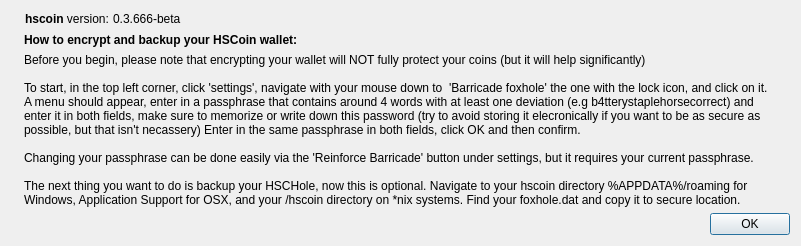
This is src/qt/forms/protectionTutDialog.ui in hscoin/hashcoin as Qt 5 draws it before an edit. The edited form follows.
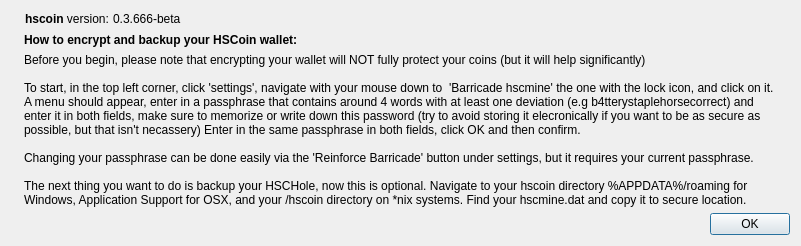
This is the edited form. Icons and pictures are not drawn.

```diff
--- a/src/qt/forms/protectionTutDialog.ui
+++ b/src/qt/forms/protectionTutDialog.ui
@@ -115,7 +115,7 @@
        <property name="text">
         <string>Before you begin, please note that encrypting your wallet will NOT fully protect your coins (but it will help significantly)
 
-To start, in the top left corner, click 'settings', navigate with your mouse down to  'Barricade foxhole' the one with the lock icon, and click on it.
+To start, in the top left corner, click 'settings', navigate with your mouse down to  'Barricade hscmine' the one with the lock icon, and click on it.
 A menu should appear, enter in a passphrase that contains around 4 words with at least one deviation (e.g b4tterystaplehorsecorrect) and
 enter it in both fields, make sure to memorize or write down this password (try to avoid storing it elecronically if you want to be as secure as
 possible, but that isn't necassery) Enter in the same passphrase in both fields, click OK and then confirm.
@@ -123,7 +123,7 @@
 Changing your passphrase can be done easily via the 'Reinforce Barricade' button under settings, but it requires your current passphrase.
 
 The next thing you want to do is backup your HSCHole, now this is optional. Navigate to your hscoin directory %APPDATA%/roaming for
-Windows, Application Support for OSX, and your /hscoin directory on *nix systems. Find your foxhole.dat and copy it to secure location.</string>
+Windows, Application Support for OSX, and your /hscoin directory on *nix systems. Find your hscmine.dat and copy it to secure location.</string>
        </property>
        <property name="textInteractionFlags">
         <set>Qt::LinksAccessibleByMouse|Qt::TextSelectableByMouse</set>
```
